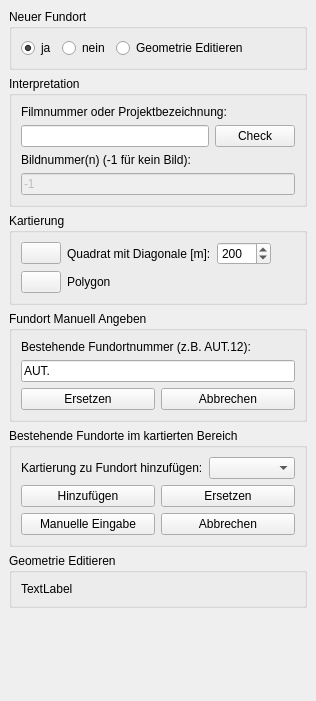
The window that APIS/forms/apis_site_mapping_form.ui (APIS-Luftbildarchiv/APIS) describes before a commit, drawn with Qt 5.
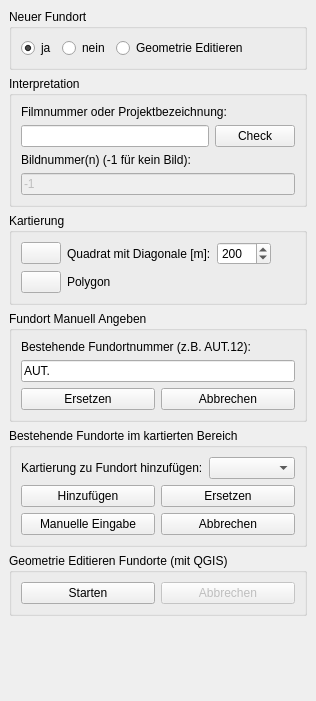
The same window after the commit. Icons and pictures are not drawn.

```diff
--- a/APIS/forms/apis_site_mapping_form.ui
+++ b/APIS/forms/apis_site_mapping_form.ui
@@ -419,13 +419,31 @@
     <item>
      <widget class="QGroupBox" name="uiEditGeometryGrp">
       <property name="title">
-       <string>Geometrie Editieren</string>
+       <string>Geometrie Editieren Fundorte (mit QGIS)</string>
       </property>
-      <layout class="QVBoxLayout" name="verticalLayout_7">
+      <layout class="QHBoxLayout" name="horizontalLayout_11">
        <item>
-        <widget class="QLabel" name="label">
+        <widget class="QPushButton" name="uiEditGeometryStartBtn">
          <property name="text">
-          <string>TextLabel</string>
+          <string>Starten</string>
+         </property>
+         <property name="icon">
+          <iconset resource="resource.qrc">
+           <normaloff>:/plugins/APIS/icons/edit_geometry_polygon.png</normaloff>:/plugins/APIS/icons/edit_geometry_polygon.png</iconset>
+         </property>
+        </widget>
+       </item>
+       <item>
+        <widget class="QPushButton" name="uiEditGeometryCancelBtn">
+         <property name="enabled">
+          <bool>false</bool>
+         </property>
+         <property name="text">
+          <string>Abbrechen</string>
+         </property>
+         <property name="icon">
+          <iconset resource="resource.qrc">
+           <normaloff>:/plugins/APIS/icons/cancel.png</normaloff>:/plugins/APIS/icons/cancel.png</iconset>
          </property>
         </widget>
        </item>
```
